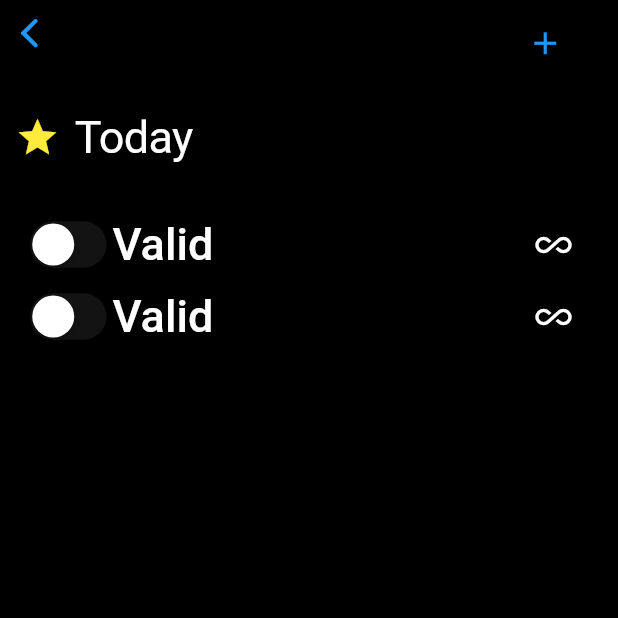
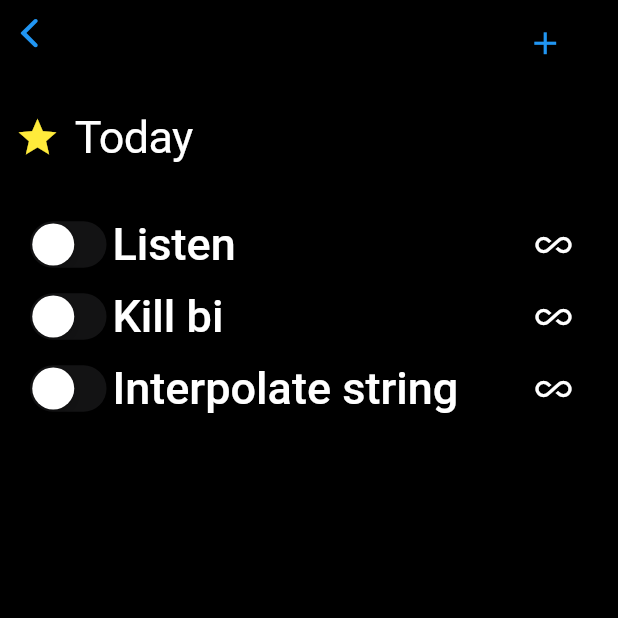
Before and after one commit to Great-TODO-dev/Great-TODO, a Flutter app: the TodayTab screen opened by its route, on a phone screen of 412 x 824 dp, the top half of it. Run offline on Flutter 3.47's test engine with Material 2 defaults, Android fonts, the phone set to English and light mode, and no system bars.

Commit message:
Начал переделывать приложение под новый паттерн передачи данных

```diff
--- a/mobile_app/lib/Stores/MainStore.dart
+++ b/mobile_app/lib/Stores/MainStore.dart
@@ -1,4 +1,4 @@
-import '../Models/Task.dart';
+import 'Task.dart';
 
 class MainStore {
   final List<Task> _tasks = [];
--- a/mobile_app/lib/Models/Task.dart
+++ b/mobile_app/lib/Stores/Task.dart
@@ -1,4 +1,6 @@
-class Task {
+import 'package:flutter/cupertino.dart';
+
+class Task with ChangeNotifier {
   int _id;
   String _name;
   String _description;
@@ -6,6 +8,7 @@ class Task {
   dynamic _subIssues;
   DateTime _date;
   DateTime _deadline;
+
   Task([this._name = '', this._description = '']) {
     _id = generateId();
     _doneState = false;
--- /dev/null
+++ b/mobile_app/lib/Stores/Tasks.dart
@@ -0,0 +1,19 @@
+import 'package:flutter/cupertino.dart';
+
+import './Task.dart';
+
+class Tasks with ChangeNotifier {
+  List<Task> _tasks = [
+    Task('Listen', 'not now'),
+    Task('Kill bi', 'not now'),
+    Task('Interpolate string', 'not now'),
+  ];
+
+  List<Task> get tasks {
+    return [..._tasks];
+  }
+
+  int get countOfTasks {
+    return _tasks.length;
+  }
+}
--- a/mobile_app/lib/Tabs/TodayTab/TodayTab.dart
+++ b/mobile_app/lib/Tabs/TodayTab/TodayTab.dart
@@ -1,36 +1,37 @@
 import 'package:flutter/material.dart';
 import 'package:flutter/widgets.dart';
 import 'package:flutter/cupertino.dart';
+import 'package:provider/provider.dart';
 
-import '../../Models/Task.dart';
+import '../../Stores/Task.dart';
 import '../../Task/TaskLabel.dart';
 import './TodayTitle.dart';
 
+import '../../Stores/Tasks.dart';
 
-class TodayTab extends StatefulWidget {
+class TodayTabDeprecated extends StatefulWidget {
   bool needToShowAddDialog = false;
   final List<Task> tasks;
-  TodayTab(this.tasks);
+  TodayTabDeprecated(this.tasks);
 
   @override
-  _TodayTabState createState() => _TodayTabState();
+  _TodayTabDeprecatedState createState() => _TodayTabDeprecatedState();
 }
 
-class _TodayTabState extends State<TodayTab>{
-
+class _TodayTabDeprecatedState extends State<TodayTabDeprecated> {
   @override
   void initState() {
     super.initState();
   }
 
-  void _submitNewTask(Task task){
+  void _submitNewTask(Task task) {
     setState(() {
       widget.needToShowAddDialog = false;
       widget.tasks.add(task);
     });
   }
 
-  void moveToAddNewTaskPage(){
+  void moveToAddNewTaskPage() {
     Navigator.of(context).pushNamed('/task', arguments: _submitNewTask);
   }
 
@@ -43,16 +44,46 @@ class _TodayTabState extends State<TodayTab>{
         transitionBetweenRoutes: true,
         trailing: CupertinoButton(
           onPressed: () => moveToAddNewTaskPage(),
-          child: Icon(Icons.add, size: 25,),
+          child: Icon(
+            Icons.add,
+            size: 25,
+          ),
         ),
         backgroundColor: Colors.black45,
       ),
       child: ListView(
         children: [
           TodayTitle(),
-          ...(widget.tasks as List<Task>).map((task) => TaskLabel(task)).toList()
+          ...(widget.tasks as List<Task>)
+              .map((task) => TaskLabel(task))
+              .toList()
         ],
       ),
     );
   }
 }
+
+class TodayTab extends StatelessWidget {
+  @override
+  Widget build(BuildContext context) {
+    final tasks = Provider.of<Tasks>(context);
+    return CupertinoPageScaffold(
+      backgroundColor: Colors.black,
+      navigationBar: CupertinoNavigationBar(
+        backgroundColor: Colors.black45,
+        transitionBetweenRoutes: true,
+        trailing: CupertinoButton(
+          onPressed: () {},
+          child: Icon(
+            Icons.add,
+            size: 25,
+          ),
+        ),
+      ),
+      child: ListView.builder(
+        itemCount: tasks.countOfTasks + 1,
+        itemBuilder: (ctx, index) => index == 0 ? TodayTitle() : TaskLabel(tasks.tasks[index - 1]),
+      ),
+    );
+  }
+}
--- a/mobile_app/lib/Task/AddTaskCard.dart
+++ b/mobile_app/lib/Task/AddTaskCard.dart
@@ -1,7 +1,7 @@
-import 'package:Great_TODO/Models/Task.dart';
 import 'package:flutter/material.dart';
 
 import '../Locals/locals.dart';
+import '../Stores/Task.dart';
 
 class AddTaskCard extends StatefulWidget {
   final Function submitTask;
--- a/mobile_app/lib/Task/AddTaskPage.dart
+++ b/mobile_app/lib/Task/AddTaskPage.dart
@@ -2,7 +2,7 @@ import 'package:flutter/cupertino.dart';
 import 'package:flutter/material.dart';
 
 import '../Locals/locals.dart';
-import '../Models/Task.dart';
+import '../Stores/Task.dart';
 
 class TaskPage extends StatefulWidget {
   TaskPage() {
--- a/mobile_app/lib/Task/TaskFullView.dart
+++ b/mobile_app/lib/Task/TaskFullView.dart
@@ -1,6 +1,6 @@
 import 'package:flutter/material.dart';
 
-import '../Models/Task.dart';
+import '../Stores/Task.dart';
 
 class TaskFullView extends StatefulWidget {
   final Task task;
--- a/mobile_app/lib/Task/TaskLabel.dart
+++ b/mobile_app/lib/Task/TaskLabel.dart
@@ -3,7 +3,7 @@ import 'package:flutter/cupertino.dart';
 import 'package:flutter/widgets.dart';
 
 import './TaskFullView.dart';
-import '../Models/Task.dart';
+import '../Stores/Task.dart';
 
 class TaskLabel extends StatefulWidget {
   final Task task;
--- a/mobile_app/lib/main.dart
+++ b/mobile_app/lib/main.dart
@@ -1,5 +1,8 @@
 import 'package:flutter/cupertino.dart';
 import 'package:flutter/material.dart';
+import 'package:provider/provider.dart';
+
+import './Stores/Tasks.dart';
 
 import './Tabs/TodayTab/TodayTab.dart';
 import './HomePage/HomePage.dart';
@@ -13,7 +16,13 @@ class App extends StatelessWidget {
 
   @override
   Widget build(BuildContext context) {
-    return CupertinoApp(
+    return MultiProvider(
+        providers: [
+          ChangeNotifierProvider.value(
+            value: Tasks(),
+          )
+        ],
+          child: CupertinoApp(
       color: Colors.grey,
       theme: MaterialBasedCupertinoThemeData(
           materialTheme:
@@ -21,9 +30,10 @@ class App extends StatelessWidget {
       initialRoute: '/',
       routes: {
         '/': (context) => HomePage(),
-      '/todayTab': (context) => TodayTab(mainStore.tasks),
+        '/todayTab': (context) => TodayTab(),
         '/task' : (context) => TaskPage()
       },
+  ),
     );
   }
 }
--- a/mobile_app/pubspec.yaml
+++ b/mobile_app/pubspec.yaml
@@ -9,6 +9,7 @@ environment:
 dependencies:
   flutter:
     sdk: flutter
+  provider: ^3.1.0
   cupertino_icons: ^0.1.2
   english_words: ^3.1.0
   google_sign_in: ^4.0.7
```
Also changed, not shown: mobile_app/pubspec.lock. Lines whose indentation alone changed are shown as unchanged.
